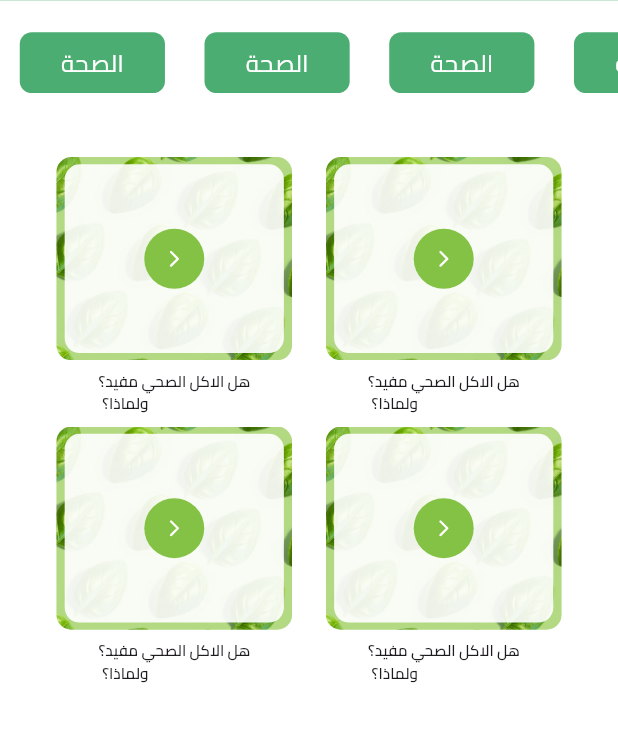
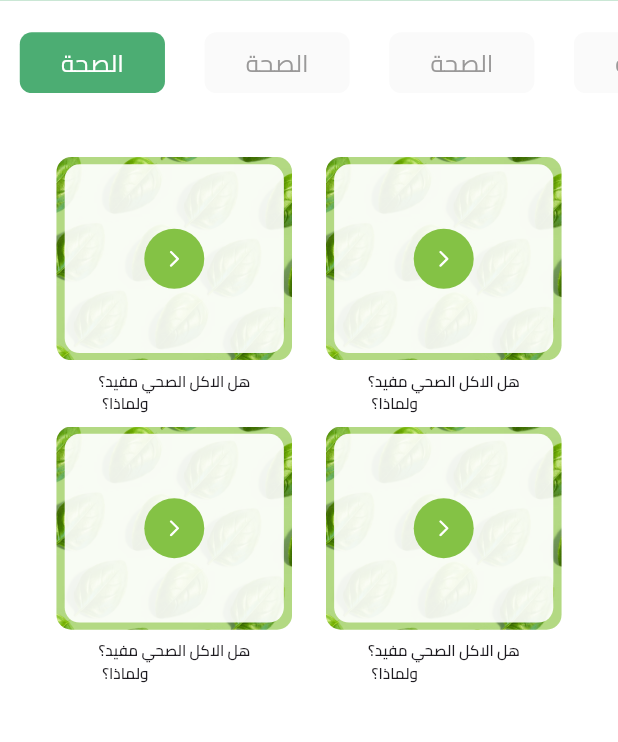
Before and after one commit to aliNassef/fetra, a Flutter app: the VideoView screen opened directly, on a phone screen of 412 x 824 dp, the part 91-833 px from its top. Run offline on Flutter 3.47's test engine with Material 3 defaults, Android fonts, the phone set to English and light mode, and no system bars; our stand-ins replace animated_text_kit, cached_network_image, dartz, dio, dropdown_button2, equatable and 10 more; missing offline and left inert: flutter_advanced_avatar; accounts and stored records are empty.

Commit message:
add change tab cubit

```diff
--- /dev/null
+++ b/lib/features/videos/presentaton/view_model/cubit/change_tab_bar_item_cubit.dart
@@ -0,0 +1,15 @@
+import 'package:flutter_bloc/flutter_bloc.dart';
+import 'package:equatable/equatable.dart';
+
+part 'change_tab_bar_item_state.dart';
+
+class ChangeTabBarItemCubit extends Cubit<ChangeTabBarItemState> {
+  ChangeTabBarItemCubit() : super(ChangeTabBarItemInitial());
+  int currentIndex = 0;
+
+  changeTabIndex(int index) {
+    emit(ChangeTabBarItemInitial());
+    currentIndex = index;
+    emit(ChangeTabBarItemDone());
+  }
+}
--- /dev/null
+++ b/lib/features/videos/presentaton/view_model/cubit/change_tab_bar_item_state.dart
@@ -0,0 +1,12 @@
+part of 'change_tab_bar_item_cubit.dart';
+
+sealed class ChangeTabBarItemState extends Equatable {
+  const ChangeTabBarItemState();
+
+  @override
+  List<Object> get props => [];
+}
+
+final class ChangeTabBarItemInitial extends ChangeTabBarItemState {}
+
+final class ChangeTabBarItemDone extends ChangeTabBarItemState {}
--- a/lib/features/videos/presentaton/views/video_view.dart
+++ b/lib/features/videos/presentaton/views/video_view.dart
@@ -1,9 +1,10 @@
 import 'package:fetra/core/shared/widgets/custom_app_bar.dart';
-import 'package:fetra/features/videos/presentaton/views/widgets/video_view_body.dart';
+ import 'package:fetra/features/videos/presentaton/views/widgets/video_view_body.dart';
 import 'package:flutter/material.dart';
+import 'package:flutter_bloc/flutter_bloc.dart';
 
 import '../../../../generated/l10n.dart';
-
+import '../view_model/cubit/change_tab_bar_item_cubit.dart';
 
 class VideoView extends StatelessWidget {
   const VideoView({super.key});
@@ -12,7 +13,10 @@ class VideoView extends StatelessWidget {
   Widget build(BuildContext context) {
     return Scaffold(
       appBar: CustomAppbar(title: S.of(context).videos),
-      body: const VideoViewBody(),
+      body: BlocProvider(
+        create: (context) => ChangeTabBarItemCubit(),
+        child: const VideoViewBody(),
+      ),
     );
   }
 }
--- a/lib/features/videos/presentaton/views/widgets/custom_tab_bar.dart
+++ b/lib/features/videos/presentaton/views/widgets/custom_tab_bar.dart
@@ -1,36 +1,56 @@
-
 import 'package:flutter/material.dart';
+import 'package:flutter_bloc/flutter_bloc.dart';
 import 'package:flutter_screenutil/flutter_screenutil.dart';
 
 import '../../../../../core/utils/app_colors.dart';
 import '../../../../../core/utils/app_styles.dart';
+import '../../view_model/cubit/change_tab_bar_item_cubit.dart';
 
 class CutomTabBar extends StatelessWidget {
   const CutomTabBar({super.key});
 
   @override
   Widget build(BuildContext context) {
+    return BlocBuilder<ChangeTabBarItemCubit, ChangeTabBarItemState>(
+      builder: (context, state) {
         return SizedBox(
           height: 40.h,
           child: ListView.builder(
+            physics: const BouncingScrollPhysics(),
+            itemCount: 6,
             scrollDirection: Axis.horizontal,
             itemBuilder: (context, index) {
-          return Container(
+              return GestureDetector(
+                onTap: () {
+                  context.read<ChangeTabBarItemCubit>().changeTabIndex(index);
+                },
+                child: Container(
                   margin: EdgeInsets.symmetric(horizontal: 12.w),
                   padding: EdgeInsets.symmetric(horizontal: 25.w),
                   alignment: Alignment.center,
                   height: 40.h,
                   decoration: BoxDecoration(
-              color: AppColors.primaryColor,
+                    color: context.read<ChangeTabBarItemCubit>().currentIndex ==
+                            index
+                        ? AppColors.primaryColor
+                        : const Color(0xffFAFAFA),
                     borderRadius: BorderRadius.circular(8),
                   ),
                   child: Text(
                     'الصحة',
-              style: AppStyles.textStyle16R,
+                    style: context.read<ChangeTabBarItemCubit>().currentIndex ==
+                            index
+                        ? AppStyles.textStyle16R
+                        : AppStyles.textStyle16R.copyWith(
+                            color: const Color(0xff9A9999),
+                          ),
+                  ),
                 ),
               );
             },
           ),
         );
+      },
+    );
   }
 }
--- a/lib/features/videos/presentaton/views/widgets/video_view_body.dart
+++ b/lib/features/videos/presentaton/views/widgets/video_view_body.dart
@@ -1,7 +1,7 @@
 import 'package:fetra/core/shared/functions/locale.dart';
-import 'package:flutter/material.dart';
+ import 'package:flutter/material.dart';
 import 'package:flutter/widgets.dart';
-import 'package:flutter_screenutil/flutter_screenutil.dart';
+ import 'package:flutter_screenutil/flutter_screenutil.dart';
 import 'custom_tab_bar.dart';
 import 'video_grid_view.dart';
 
```
Lines whose indentation alone changed are shown as unchanged.
